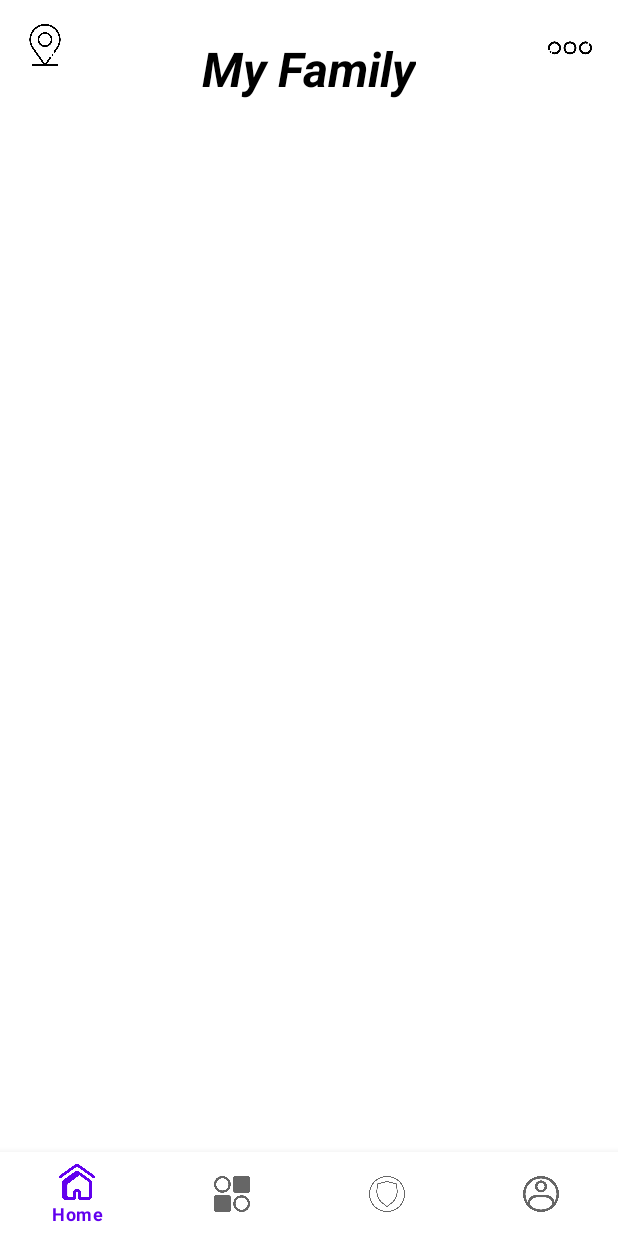
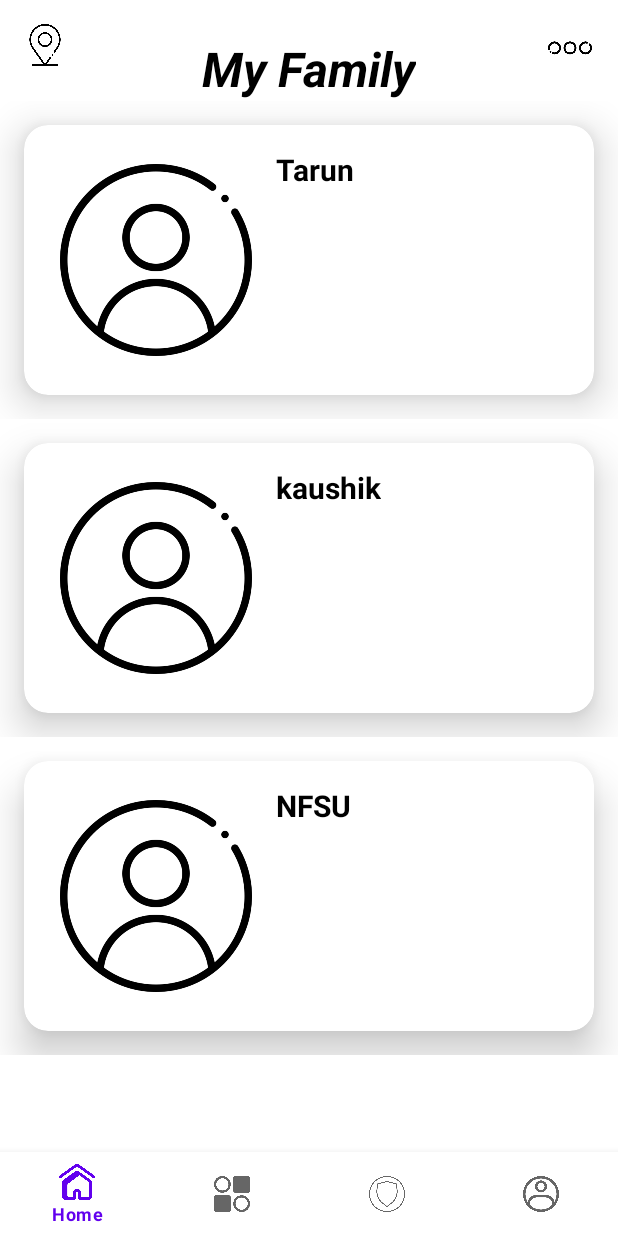
Before and after one commit to kaushiktarun05/FamTrac, an Android app: the fragment HomeFragment placed in its activity, on a phone screen of 412 x 824 dp. Run offline under Robolectric (Android 15) with nearby library versions, the phone set to English and light mode, and no system bars.

Commit message:
HomeFragment

```diff
--- a/app/src/main/java/com/example/famtrac/HomeFragment.kt
+++ b/app/src/main/java/com/example/famtrac/HomeFragment.kt
@@ -5,6 +5,8 @@ import androidx.fragment.app.Fragment
 import android.view.LayoutInflater
 import android.view.View
 import android.view.ViewGroup
+import androidx.recyclerview.widget.LinearLayoutManager
+import androidx.recyclerview.widget.RecyclerView
 
 class HomeFragment : Fragment() {
 
@@ -27,6 +29,9 @@ class HomeFragment : Fragment() {
         )
 
         val adapter = MemberAdapter(listMembers)
+        val recycler = requireView().findViewById<RecyclerView>(R.id.recycler_member)
+        recycler.layoutManager = LinearLayoutManager(requireContext())
+        recycler.adapter = adapter
 
     }
 
--- a/app/src/main/java/com/example/famtrac/MemberAdapter.kt
+++ b/app/src/main/java/com/example/famtrac/MemberAdapter.kt
@@ -1,6 +1,7 @@
 package com.example.famtrac
 
 import android.view.LayoutInflater
+import android.widget.TextView
 import android.view.View
 import android.view.ViewGroup
 import android.widget.ImageView
@@ -19,7 +20,9 @@ class MemberAdapter(private val listMembers: List<MemberModel>) : RecyclerView.A
         return listMembers.size
     }
 
+
     override fun onBindViewHolder(holder: ViewHolder, position: Int) {
+
         val item = listMembers[position]
         holder.name.text = item.name
     }
@@ -27,8 +30,7 @@ class MemberAdapter(private val listMembers: List<MemberModel>) : RecyclerView.A
     class ViewHolder(private val item: View) : RecyclerView.ViewHolder(item){
 
         val imageUser = item.findViewById<ImageView>(R.id.img_user)
-        val name = item.findViewById<ImageView>(R.id.name)
-
+        val name: TextView = itemView.findViewById(R.id.headername)
 
 
 
--- a/app/src/main/res/layout/fragment_home.xml
+++ b/app/src/main/res/layout/fragment_home.xml
@@ -46,6 +46,7 @@
         />
 
     <androidx.recyclerview.widget.RecyclerView
+        android:id="@+id/recycler_member"
         android:layout_width="match_parent"
         android:layout_height="0dp"
         app:layout_constraintTop_toBottomOf="@id/textView"
--- a/app/src/main/res/layout/item_member.xml
+++ b/app/src/main/res/layout/item_member.xml
@@ -35,7 +35,7 @@
 
 
     <TextView
-        android:id="@+id/name"
+        android:id="@+id/headername"
         android:layout_width="wrap_content"
         android:layout_height="wrap_content"
         android:text="@string/tarun_kaushik"
```
